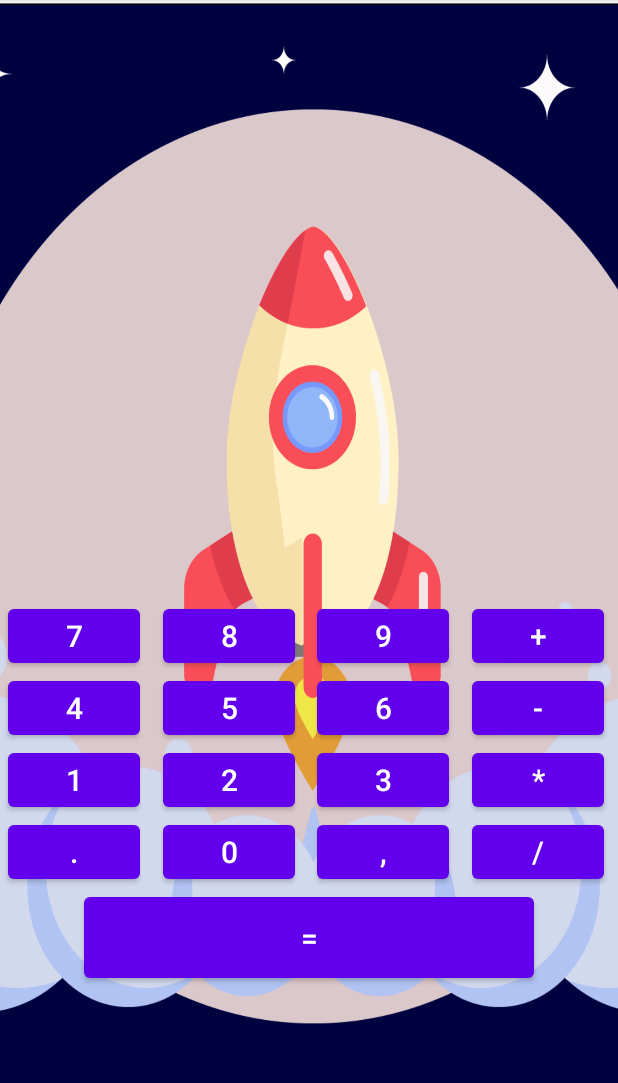
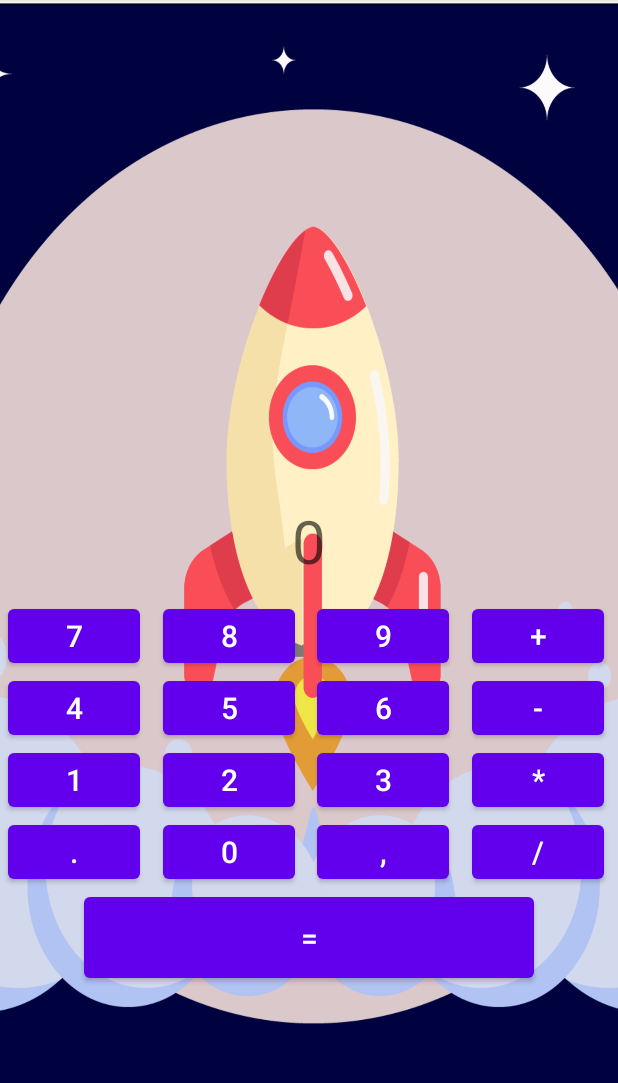
Before and after one commit to MatUHub/HomeWorkThree, an Android app: the screen it shows after launch (MainActivity), on a phone screen of 412 x 824 dp, the part 84-1167 px from its top. Run offline under Robolectric (Android 15) with nearby library versions, the phone set to English and light mode, and no system bars.

Commit message:
1 Добавлена обработка каждой кнопки из макета калькулятора

```diff
--- a/app/src/main/java/com/example/homeworkthree/MainActivity.java
+++ b/app/src/main/java/com/example/homeworkthree/MainActivity.java
@@ -1,14 +1,138 @@
 package com.example.homeworkthree;
+
+import android.os.Bundle;
+import android.view.View;
+import android.widget.Button;
+import android.widget.TextView;
 
 import androidx.appcompat.app.AppCompatActivity;
 
-import android.os.Bundle;
+public class MainActivity extends AppCompatActivity implements View.OnClickListener {
 
-public class MainActivity extends AppCompatActivity {
+    TextView textView;
+
+    Button buttonOne;
+    Button buttonTwo;
+    Button buttonThree;
+    Button buttonFour;
+    Button buttonFive;
+    Button buttonSix;
+    Button buttonSeven;
+    Button buttonEight;
+    Button buttonNine;
+    Button buttonZero;
+    Button buttonPlus;
+    Button buttonSubtract;
+    Button buttonMultiply;
+    Button buttonDivision;
+    Button buttonComma;
+    Button buttonDot;
+    Button buttonEquals;
+
 
     @Override
     protected void onCreate(Bundle savedInstanceState) {
         super.onCreate(savedInstanceState);
         setContentView(R.layout.activity_main);
+
+        textView = findViewById(R.id.text_view);
+
+        buttonOne = findViewById(R.id.button_one);
+        buttonTwo = findViewById(R.id.button_two);
+        buttonThree = findViewById(R.id.button_three);
+        buttonFour = findViewById(R.id.button_four);
+        buttonFive = findViewById(R.id.button_five);
+        buttonSix = findViewById(R.id.button_six);
+        buttonSeven = findViewById(R.id.button_seven);
+        buttonEight = findViewById(R.id.button_eight);
+        buttonNine = findViewById(R.id.button_nine);
+        buttonZero = findViewById(R.id.button_zero);
+        buttonPlus = findViewById(R.id.button_plus);
+        buttonSubtract = findViewById(R.id.button_subtract);
+        buttonMultiply = findViewById(R.id.button_multiply);
+        buttonDivision = findViewById(R.id.button_division);
+        buttonComma = findViewById(R.id.button_comma);
+        buttonDot = findViewById(R.id.button_dot);
+        buttonEquals = findViewById(R.id.button_equals);
+
+        buttonOne.setOnClickListener(this);
+        buttonTwo.setOnClickListener(this);
+        buttonThree.setOnClickListener(this);
+        buttonFour.setOnClickListener(this);
+        buttonFive.setOnClickListener(this);
+        buttonSix.setOnClickListener(this);
+        buttonSeven.setOnClickListener(this);
+        buttonEight.setOnClickListener(this);
+        buttonNine.setOnClickListener(this);
+        buttonZero.setOnClickListener(this);
+        buttonPlus.setOnClickListener(this);
+        buttonSubtract.setOnClickListener(this);
+        buttonMultiply.setOnClickListener(this);
+        buttonDivision.setOnClickListener(this);
+        buttonComma.setOnClickListener(this);
+        buttonDot.setOnClickListener(this);
+        buttonEquals.setOnClickListener(this);
+
     }
+
+    @Override
+    public void onClick(View view) {
+        switch (view.getId()) {
+            case R.id.button_one:
+                textView.setText("1");
+                break;
+            case R.id.button_two:
+                textView.setText("2");
+                break;
+            case R.id.button_three:
+                textView.setText("3");
+                break;
+            case R.id.button_four:
+                textView.setText("4");
+                break;
+            case R.id.button_five:
+                textView.setText("5");
+                break;
+            case R.id.button_six:
+                textView.setText("6");
+                break;
+            case R.id.button_seven:
+                textView.setText("7");
+                break;
+            case R.id.button_eight:
+                textView.setText("8");
+                break;
+            case R.id.button_nine:
+                textView.setText("9");
+                break;
+            case R.id.button_zero:
+                textView.setText("0");
+                break;
+            case R.id.button_plus:
+                textView.setText("+");
+                break;
+            case R.id.button_subtract:
+                textView.setText("-");
+                break;
+            case R.id.button_multiply:
+                textView.setText("*");
+                break;
+            case R.id.button_division:
+                textView.setText("/");
+                break;
+            case R.id.button_comma:
+                textView.setText(",");
+                break;
+            case R.id.button_dot:
+                textView.setText(".");
+                break;
+            case R.id.button_equals:
+                textView.setText("=");
+                break;
+            default:
+                break;
+        }
+    }
+
+
 }
--- a/app/src/main/res/layout/activity_main.xml
+++ b/app/src/main/res/layout/activity_main.xml
@@ -9,7 +9,71 @@
 
 
     <Button
-        android:id="@+id/button"
+        android:id="@+id/button_one"
+        android:layout_width="wrap_content"
+        android:layout_height="wrap_content"
+        android:text="@string/one"
+        android:textSize="20sp"
+        app:layout_constraintEnd_toStartOf="@+id/guideline8"
+        app:layout_constraintHorizontal_bias="0.556"
+        app:layout_constraintStart_toStartOf="@+id/guideline8"
+        app:layout_constraintTop_toBottomOf="@+id/button_four" />
+
+    <Button
+        android:id="@+id/button_two"
+        android:layout_width="wrap_content"
+        android:layout_height="wrap_content"
+        android:text="@string/two"
+        android:textSize="20sp"
+        app:layout_constraintEnd_toStartOf="@+id/guideline6"
+        app:layout_constraintHorizontal_bias="1.0"
+        app:layout_constraintStart_toStartOf="@+id/guideline6"
+        app:layout_constraintTop_toBottomOf="@+id/button_five" />
+
+    <Button
+        android:id="@+id/button_three"
+        android:layout_width="wrap_content"
+        android:layout_height="wrap_content"
+        android:text="@string/three"
+        android:textSize="20sp"
+        app:layout_constraintEnd_toStartOf="@+id/guideline2"
+        app:layout_constraintStart_toStartOf="@+id/guideline2"
+        app:layout_constraintTop_toBottomOf="@+id/button_six" />
+
+    <Button
+        android:id="@+id/button_four"
+        android:layout_width="wrap_content"
+        android:layout_height="wrap_content"
+        android:text="@string/four"
+        android:textSize="20sp"
+        app:layout_constraintEnd_toStartOf="@+id/guideline8"
+        app:layout_constraintHorizontal_bias="0.0"
+        app:layout_constraintStart_toStartOf="@+id/guideline8"
+        app:layout_constraintTop_toBottomOf="@+id/button_seven" />
+
+    <Button
+        android:id="@+id/button_five"
+        android:layout_width="wrap_content"
+        android:layout_height="wrap_content"
+        android:text="@string/five"
+        android:textSize="20sp"
+        app:layout_constraintEnd_toStartOf="@+id/guideline6"
+        app:layout_constraintHorizontal_bias="0.306"
+        app:layout_constraintStart_toStartOf="@+id/guideline6"
+        app:layout_constraintTop_toBottomOf="@+id/button_eight" />
+
+    <Button
+        android:id="@+id/button_six"
+        android:layout_width="wrap_content"
+        android:layout_height="wrap_content"
+        android:text="@string/six"
+        android:textSize="20sp"
+        app:layout_constraintEnd_toStartOf="@+id/guideline2"
+        app:layout_constraintStart_toStartOf="@+id/guideline2"
+        app:layout_constraintTop_toBottomOf="@+id/button_nine" />
+
+    <Button
+        android:id="@+id/button_seven"
         android:layout_width="wrap_content"
         android:layout_height="wrap_content"
         android:layout_marginTop="400dp"
@@ -21,7 +85,7 @@
         app:layout_constraintTop_toTopOf="parent" />
 
     <Button
-        android:id="@+id/button2"
+        android:id="@+id/button_eight"
         android:layout_width="wrap_content"
         android:layout_height="wrap_content"
         android:layout_marginTop="400dp"
@@ -33,49 +97,7 @@
         app:layout_constraintTop_toTopOf="parent" />
 
     <Button
-        android:id="@+id/button3"
-        android:layout_width="wrap_content"
-        android:layout_height="wrap_content"
-        android:text="@string/five"
-        android:textSize="20sp"
-        app:layout_constraintEnd_toStartOf="@+id/guideline6"
-        app:layout_constraintHorizontal_bias="0.306"
-        app:layout_constraintStart_toStartOf="@+id/guideline6"
-        app:layout_constraintTop_toBottomOf="@+id/button2" />
-
-    <Button
-        android:id="@+id/button8"
-        android:layout_width="wrap_content"
-        android:layout_height="wrap_content"
-        android:text="@string/six"
-        android:textSize="20sp"
-        app:layout_constraintEnd_toStartOf="@+id/guideline2"
-        app:layout_constraintStart_toStartOf="@+id/guideline2"
-        app:layout_constraintTop_toBottomOf="@+id/button4" />
-
-    <Button
-        android:id="@+id/button13"
-        android:layout_width="wrap_content"
-        android:layout_height="wrap_content"
-        android:text="@string/one"
-        android:textSize="20sp"
-        app:layout_constraintEnd_toStartOf="@+id/guideline8"
-        app:layout_constraintHorizontal_bias="0.556"
-        app:layout_constraintStart_toStartOf="@+id/guideline8"
-        app:layout_constraintTop_toBottomOf="@+id/button6" />
-
-    <Button
-        android:id="@+id/button7"
-        android:layout_width="wrap_content"
-        android:layout_height="wrap_content"
-        android:text="@string/subtract"
-        android:textSize="20sp"
-        app:layout_constraintEnd_toStartOf="@+id/guideline7"
-        app:layout_constraintStart_toStartOf="@+id/guideline7"
-        app:layout_constraintTop_toBottomOf="@+id/button5" />
-
-    <Button
-        android:id="@+id/button4"
+        android:id="@+id/button_nine"
         android:layout_width="wrap_content"
         android:layout_height="wrap_content"
         android:layout_marginTop="400dp"
@@ -86,9 +108,19 @@
         app:layout_constraintStart_toStartOf="@+id/guideline2"
         app:layout_constraintTop_toTopOf="parent" />
 
+    <Button
+        android:id="@+id/button_zero"
+        android:layout_width="wrap_content"
+        android:layout_height="wrap_content"
+        android:text="@string/zero"
+        android:textSize="20sp"
+        app:layout_constraintEnd_toStartOf="@+id/guideline6"
+        app:layout_constraintHorizontal_bias="0.25"
+        app:layout_constraintStart_toStartOf="@+id/guideline6"
+        app:layout_constraintTop_toBottomOf="@+id/button_two" />
 
     <Button
-        android:id="@+id/button5"
+        android:id="@+id/button_plus"
         android:layout_width="wrap_content"
         android:layout_height="wrap_content"
         android:layout_marginTop="400dp"
@@ -100,18 +132,17 @@
         app:layout_constraintTop_toTopOf="parent" />
 
     <Button
-        android:id="@+id/button6"
+        android:id="@+id/button_subtract"
         android:layout_width="wrap_content"
         android:layout_height="wrap_content"
-        android:text="@string/four"
+        android:text="@string/subtract"
         android:textSize="20sp"
-        app:layout_constraintEnd_toStartOf="@+id/guideline8"
-        app:layout_constraintHorizontal_bias="0.0"
-        app:layout_constraintStart_toStartOf="@+id/guideline8"
-        app:layout_constraintTop_toBottomOf="@+id/button" />
+        app:layout_constraintEnd_toStartOf="@+id/guideline7"
+        app:layout_constraintStart_toStartOf="@+id/guideline7"
+        app:layout_constraintTop_toBottomOf="@+id/button_plus" />
 
     <Button
-        android:id="@+id/button9"
+        android:id="@+id/button_multiply"
         android:layout_width="wrap_content"
         android:layout_height="wrap_content"
         android:text="@string/multiply"
@@ -119,31 +150,21 @@
         app:layout_constraintEnd_toStartOf="@+id/guideline7"
         app:layout_constraintHorizontal_bias="0.431"
         app:layout_constraintStart_toStartOf="@+id/guideline7"
-        app:layout_constraintTop_toBottomOf="@+id/button7" />
+        app:layout_constraintTop_toBottomOf="@+id/button_subtract" />
 
     <Button
-        android:id="@+id/button11"
+        android:id="@+id/button_division"
         android:layout_width="wrap_content"
         android:layout_height="wrap_content"
-        android:text="@string/two"
+        android:text="@string/division"
         android:textSize="20sp"
-        app:layout_constraintEnd_toStartOf="@+id/guideline6"
-        app:layout_constraintHorizontal_bias="1.0"
-        app:layout_constraintStart_toStartOf="@+id/guideline6"
-        app:layout_constraintTop_toBottomOf="@+id/button3" />
+        app:layout_constraintEnd_toStartOf="@+id/guideline7"
+        app:layout_constraintHorizontal_bias="0.59"
+        app:layout_constraintStart_toStartOf="@+id/guideline7"
+        app:layout_constraintTop_toBottomOf="@+id/button_multiply" />
 
     <Button
-        android:layout_width="wrap_content"
-        android:layout_height="wrap_content"
-        android:text="@string/zero"
-        android:textSize="20sp"
-        app:layout_constraintEnd_toStartOf="@+id/guideline6"
-        app:layout_constraintHorizontal_bias="0.25"
-        app:layout_constraintStart_toStartOf="@+id/guideline6"
-        app:layout_constraintTop_toBottomOf="@+id/button11" />
-
-    <Button
-        android:id="@+id/button14"
+        android:id="@+id/button_comma"
         android:layout_width="wrap_content"
         android:layout_height="wrap_content"
         android:text="@string/comma"
@@ -151,41 +172,20 @@
         app:layout_constraintEnd_toStartOf="@+id/guideline2"
         app:layout_constraintHorizontal_bias="0.386"
         app:layout_constraintStart_toStartOf="@+id/guideline2"
-        app:layout_constraintTop_toBottomOf="@+id/button10" />
+        app:layout_constraintTop_toBottomOf="@+id/button_three" />
 
     <Button
-        android:id="@+id/button16"
-        android:layout_width="wrap_content"
-        android:layout_height="wrap_content"
-        android:text="@string/division"
-        android:textSize="20sp"
-        app:layout_constraintEnd_toStartOf="@+id/guideline7"
-        app:layout_constraintHorizontal_bias="0.59"
-        app:layout_constraintStart_toStartOf="@+id/guideline7"
-        app:layout_constraintTop_toBottomOf="@+id/button9" />
-
-    <Button
-        android:id="@+id/button10"
-        android:layout_width="wrap_content"
-        android:layout_height="wrap_content"
-        android:text="@string/three"
-        android:textSize="20sp"
-        app:layout_constraintEnd_toStartOf="@+id/guideline2"
-        app:layout_constraintStart_toStartOf="@+id/guideline2"
-        app:layout_constraintTop_toBottomOf="@+id/button8" />
-
-    <Button
-        android:id="@+id/button12"
+        android:id="@+id/button_dot"
         android:layout_width="wrap_content"
         android:layout_height="wrap_content"
         android:text="@string/dot"
         android:textSize="20sp"
         app:layout_constraintEnd_toStartOf="@+id/guideline8"
         app:layout_constraintStart_toStartOf="@+id/guideline8"
-        app:layout_constraintTop_toBottomOf="@+id/button13" />
+        app:layout_constraintTop_toBottomOf="@+id/button_one" />
 
     <Button
-        android:id="@+id/button15"
+        android:id="@+id/button_equals"
         android:layout_width="300dp"
         android:layout_height="66dp"
         android:text="@string/equals"
@@ -193,7 +193,21 @@
         app:layout_constraintEnd_toStartOf="@+id/guideline10"
         app:layout_constraintHorizontal_bias="0.335"
         app:layout_constraintStart_toStartOf="@+id/guideline10"
-        app:layout_constraintTop_toBottomOf="@+id/button14" />
+        app:layout_constraintTop_toBottomOf="@+id/button_zero" />
+
+    <TextView
+        android:id="@+id/text_view"
+        android:layout_width="100dp"
+        android:layout_height="wrap_content"
+        android:layout_marginTop="320dp"
+        android:gravity="center"
+        android:hint="@string/zero"
+        android:textColor="@color/teal_700"
+        android:textSize="40sp"
+        app:layout_constraintBottom_toTopOf="@+id/button_nine"
+        app:layout_constraintEnd_toStartOf="@+id/guideline10"
+        app:layout_constraintStart_toStartOf="@+id/guideline10"
+        app:layout_constraintTop_toTopOf="parent" />
 
     <androidx.constraintlayout.widget.Guideline
         android:id="@+id/guideline8"
@@ -210,6 +224,13 @@
         app:layout_constraintGuide_percent="0.37" />
 
     <androidx.constraintlayout.widget.Guideline
+        android:id="@+id/guideline10"
+        android:layout_width="wrap_content"
+        android:layout_height="wrap_content"
+        android:orientation="vertical"
+        app:layout_constraintGuide_percent="0.5" />
+
+    <androidx.constraintlayout.widget.Guideline
         android:id="@+id/guideline2"
         android:layout_width="wrap_content"
         android:layout_height="wrap_content"
@@ -223,11 +244,5 @@
         android:orientation="vertical"
         app:layout_constraintGuide_percent="0.87" />
 
-    <androidx.constraintlayout.widget.Guideline
-        android:id="@+id/guideline10"
-        android:layout_width="wrap_content"
-        android:layout_height="wrap_content"
-        android:orientation="vertical"
-        app:layout_constraintGuide_percent="0.5" />
 
 </androidx.constraintlayout.widget.ConstraintLayout>
```
